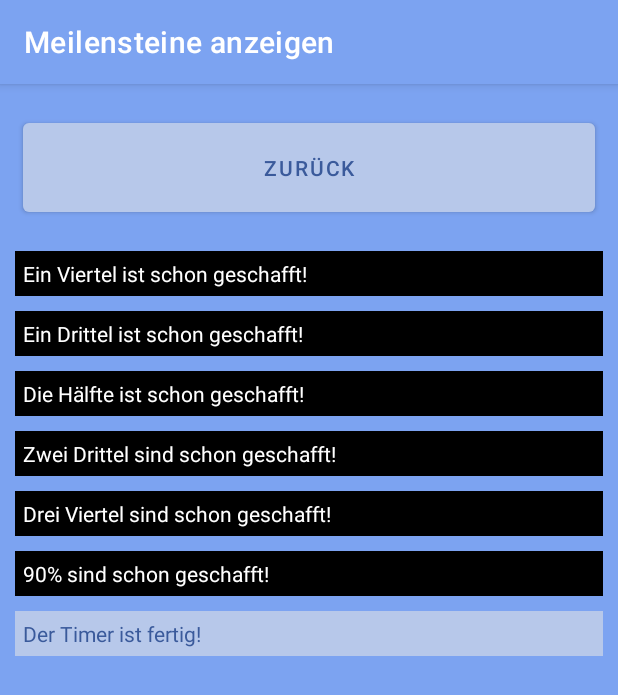
After one commit to Yerionimous2/JulyTimerReworked, an Android app: the mileStones screen opened through its navigation route, on a phone screen of 412 x 824 dp. The commit adds this screen. Shown: the top 695 px of the screen. Run offline under Robolectric (Android 15) with nearby library versions, the phone set to English and light mode, and no system bars; our stand-ins replace navigation-ui.

Commit message:
Fixed issue #6: Implemented showing Milestones

```diff
--- a/app/build.gradle
+++ b/app/build.gradle
@@ -10,8 +10,8 @@ android {
         applicationId "com.example.julytimerreworked"
         minSdk 24
         targetSdk 33
-        versionCode 5
-        versionName "2.3"
+        versionCode 6
+        versionName "2.4"
 
         testInstrumentationRunner "androidx.test.runner.AndroidJUnitRunner"
     }
--- a/app/src/main/java/com/example/julytimerreworked/FirstFragment.java
+++ b/app/src/main/java/com/example/julytimerreworked/FirstFragment.java
@@ -57,10 +57,10 @@ public class FirstFragment extends Fragment {
         }
     }
 
-    private void setColors(String[] ColorScheme) {
-        int buttonColor = Color.parseColor(ColorScheme[0]);
-        int textColor = Color.parseColor(ColorScheme[1]);
-        int backgroundColor = Color.parseColor(ColorScheme[2]);
+    private void setColors(String[] colorScheme) {
+        int buttonColor = Color.parseColor(colorScheme[0]);
+        int textColor = Color.parseColor(colorScheme[1]);
+        int backgroundColor = Color.parseColor(colorScheme[2]);
 
         Button btBack = view.findViewById(R.id.mainSettingsBack);
         Button btCustomizeShowTime = view.findViewById(R.id.mainSettingsTimeShow);
@@ -97,9 +97,11 @@ public class FirstFragment extends Fragment {
         Button btChangeDates = view.findViewById(R.id.mainSettingsChangeDates);
         Button btPickBackgroundImage = view.findViewById(R.id.mainSettingsChangeBackground);
         Button btReset = view.findViewById(R.id.mainSettingsReset);
+        Button btShowMileStones = view.findViewById(R.id.mainSettingsShowMilestones);
 
         btCustomizeShowTime.setOnClickListener(v -> Navigation.findNavController(v).navigate(R.id.action_FirstFragment_to_customizeShow));
         btChangeDates.setOnClickListener(v -> Navigation.findNavController(v).navigate(R.id.action_FirstFragment_to_changeDates));
+        btShowMileStones.setOnClickListener(v -> Navigation.findNavController(v).navigate(R.id.action_FirstFragment_to_mileStones));
         btBack.setOnClickListener((View) -> requireActivity().onBackPressed());
 
         btReset.setOnClickListener((View) -> {
--- /dev/null
+++ b/app/src/main/java/com/example/julytimerreworked/mileStones.java
@@ -0,0 +1,158 @@
+package com.example.julytimerreworked;
+
+import android.graphics.Color;
+import android.os.Bundle;
+import android.view.LayoutInflater;
+import android.view.View;
+import android.view.ViewGroup;
+import android.widget.Button;
+import android.widget.ImageView;
+import android.widget.TextView;
+
+import androidx.appcompat.app.ActionBar;
+import androidx.appcompat.app.AppCompatActivity;
+import androidx.constraintlayout.widget.ConstraintSet;
+import androidx.fragment.app.Fragment;
+
+import org.w3c.dom.Text;
+
+import java.util.Objects;
+
+public class mileStones extends Fragment {
+    View view;
+
+    @Override
+    public View onCreateView(
+            LayoutInflater inflater, ViewGroup container,
+            Bundle savedInstanceState
+    ) {
+        view = inflater.inflate(R.layout.show_milestones, container, false);
+        removeBackArrow();
+
+        JulyTimersave save = saveExec.load(view.getContext());
+
+        setButtonListeners();
+        setBackgroundImage(save);
+        changeColors(save);
+
+        return view;
+    }
+
+    private void removeBackArrow() {
+        ActionBar actionBar = ((AppCompatActivity) Objects.requireNonNull(getActivity())).getSupportActionBar();
+        if (actionBar != null) {
+            actionBar.setDisplayHomeAsUpEnabled(false);
+        }
+    }
+
+    private void setBackgroundImage(JulyTimersave save) {
+        ImageView background = view.findViewById(R.id.showMileStonesBackground);
+        background.setAlpha((float) 0.6);
+        if(save.getBackgroundImage() != null) {
+            background.setImageBitmap(save.getBackgroundImage());
+            background.setVisibility(View.VISIBLE);
+        } else {
+            background.setVisibility(View.INVISIBLE);
+        }
+    }
+
+    private void setButtonListeners() {
+        Button btBack = view.findViewById(R.id.showMileStonesBackButton);
+        btBack.setOnClickListener((View) -> requireActivity().onBackPressed());
+    }
+
+    private void changeColors(JulyTimersave save) {
+        if(save.getDarkMode()[2] == 0) {
+            if(timeExec.checkTime(save.getDarkMode())) {
+                setColors(save.getBrightColorScheme());
+            } else {
+                setColors(save.getDarkColorScheme());
+            }
+        }
+        if(save.getDarkMode()[2] == 1) {
+            setColors(save.getBrightColorScheme());
+        }
+        if(save.getDarkMode()[2] == 2) {
+            setColors(save.getDarkColorScheme());
+        }
+    }
+
+    private void setColors(String[]colorScheme) {
+        int buttonColor = Color.parseColor(colorScheme[0]);
+        int textColor = Color.parseColor(colorScheme[1]);
+        int backgroundColor = Color.parseColor(colorScheme[2]);
+
+        int doneButtonColor = Color.parseColor("#000000");
+        int doneTextColor = Color.parseColor("#FFFFFF"); //TODO: think hard about the colors.
+
+        JulyTimersave save = saveExec.load(view.getContext());
+        double percent = new xyzSet(save).getPercent();
+
+        Button btBack = view.findViewById(R.id.showMileStonesBackButton);
+
+        TextView oneQuarter = view.findViewById(R.id.showMileStoneOneQuarter);
+        TextView oneThird = view.findViewById(R.id.showMileStoneOneThird);
+        TextView oneHalf = view.findViewById(R.id.showMileStoneOneHalf);
+        TextView twoThirds = view.findViewById(R.id.showMileStoneTwoThirds);
+        TextView threeQuarter = view.findViewById(R.id.showMileStoneThreeQuarters);
+        TextView ninetyPercent = view.findViewById(R.id.showMileStoneNinetyPercent);
+        TextView done = view.findViewById(R.id.showMileStoneDone);
+
+        View background = view.findViewById(R.id.showMileStonesLayout);
+
+        btBack.setBackgroundColor(buttonColor);
+        btBack.setTextColor(textColor);
+
+        if(timeExec.done(percent, 25)) {
+            oneQuarter.setBackgroundColor(doneButtonColor);
+            oneQuarter.setTextColor(doneTextColor);
+        } else {
+            oneQuarter.setBackgroundColor(buttonColor);
+            oneQuarter.setTextColor(textColor);
+        }
+        if(timeExec.done(percent, 100/3)) {
+            oneThird.setBackgroundColor(doneButtonColor);
+            oneThird.setTextColor(doneTextColor);
+        } else {
+            oneThird.setBackgroundColor(buttonColor);
+            oneThird.setTextColor(textColor);
+        }
+        if(timeExec.done(percent, 50)) {
+            oneHalf.setBackgroundColor(doneButtonColor);
+            oneHalf.setTextColor(doneTextColor);
+        } else {
+            oneHalf.setBackgroundColor(buttonColor);
+            oneHalf.setTextColor(textColor);
+        }
+        if(timeExec.done(percent, 200/3)) {
+            twoThirds.setBackgroundColor(doneButtonColor);
+            twoThirds.setTextColor(doneTextColor);
+        } else {
+            twoThirds.setBackgroundColor(buttonColor);
+            twoThirds.setTextColor(textColor);
+        }
+        if(timeExec.done(percent, 75)) {
+            threeQuarter.setBackgroundColor(doneButtonColor);
+            threeQuarter.setTextColor(doneTextColor);
+        } else {
+            threeQuarter.setBackgroundColor(buttonColor);
+            threeQuarter.setTextColor(textColor);
+        }
+        if(timeExec.done(percent, 90)) {
+            ninetyPercent.setBackgroundColor(doneButtonColor);
+            ninetyPercent.setTextColor(doneTextColor);
+        } else {
+            ninetyPercent.setBackgroundColor(buttonColor);
+            ninetyPercent.setTextColor(textColor);
+        }
+        if(timeExec.done(percent, 100)) {
+            done.setBackgroundColor(doneButtonColor);
+            done.setTextColor(doneTextColor);
+        } else {
+            done.setBackgroundColor(buttonColor);
+            done.setTextColor(textColor);
+        }
+
+        background.setBackgroundColor(backgroundColor);
+    }
+}
--- a/app/src/main/java/com/example/julytimerreworked/timeExec.java
+++ b/app/src/main/java/com/example/julytimerreworked/timeExec.java
@@ -37,6 +37,10 @@ public class timeExec {
         return result;
     }
 
+    public static boolean done(double percent, double needed) {
+        return percent >= needed;
+    }
+
     public static long timestamp(String arg) throws ParseException {
         @SuppressLint("SimpleDateFormat") DateFormat df = new SimpleDateFormat("yyyy-MM-dd HH:mm:ss.SSS");
         return Objects.requireNonNull(df.parse(arg)).getTime();
--- a/app/src/main/java/com/example/julytimerreworked/xyzSet.java
+++ b/app/src/main/java/com/example/julytimerreworked/xyzSet.java
@@ -26,7 +26,7 @@ public class xyzSet {
         if (android.os.Build.VERSION.SDK_INT >= android.os.Build.VERSION_CODES.O) {
             dr = DateTimeFormatter.ofPattern("yyyy-MM-dd HH:mm:ss.SSS");
         }
-        LocalDateTime now = null;
+        LocalDateTime now;
         String nowString = null;
         if (android.os.Build.VERSION.SDK_INT >= android.os.Build.VERSION_CODES.O) {
             now = LocalDateTime.now(ZoneId.of("Europe/Berlin"));
--- /dev/null
+++ b/app/src/main/res/layout/show_milestones.xml
@@ -0,0 +1,145 @@
+<?xml version="1.0" encoding="utf-8"?>
+<androidx.constraintlayout.widget.ConstraintLayout xmlns:android="http://schemas.android.com/apk/res/android"
+    android:layout_width="match_parent"
+    xmlns:app="http://schemas.android.com/apk/res-auto"
+    xmlns:tools="http://schemas.android.com/tools"
+    android:id="@+id/showMileStonesLayout"
+    android:layout_height="match_parent">
+
+    <!-- Hintergrund ImageView -->
+    <ImageView
+        android:id="@+id/showMileStonesBackground"
+        android:layout_width="match_parent"
+        android:layout_height="match_parent"
+        android:scaleType="centerCrop" />
+
+    <!-- Knopf oben -->
+    <Button
+        android:id="@+id/showMileStonesBackButton"
+        android:layout_width="0dp"
+        android:layout_height="wrap_content"
+        android:text="@string/back"
+        app:layout_constraintTop_toTopOf="parent"
+        app:layout_constraintStart_toStartOf="parent"
+        android:layout_marginStart="15dp"
+        android:layout_marginEnd="15dp"
+        android:layout_marginTop="20dp"
+        android:layout_marginBottom="30dp"
+        android:paddingBottom="20dp"
+        android:paddingTop="20dp"
+        app:layout_constraintEnd_toEndOf="parent" />
+
+    <!-- TextViews darunter -->
+    <TextView
+        android:id="@+id/showMileStoneOneQuarter"
+        android:layout_width="0dp"
+        android:layout_height="wrap_content"
+        android:text="@string/oneQuarter"
+        android:layout_marginStart="10dp"
+        android:layout_marginEnd="10dp"
+        android:layout_marginTop="20dp"
+        android:paddingTop="5dp"
+        android:paddingBottom="5dp"
+        android:paddingLeft="5dp"
+        android:paddingRight="5dp"
+        app:layout_constraintTop_toBottomOf="@id/showMileStonesBackButton"
+        app:layout_constraintStart_toStartOf="parent"
+        app:layout_constraintEnd_toEndOf="parent" />
+
+    <TextView
+        android:id="@+id/showMileStoneOneThird"
+        android:layout_width="0dp"
+        android:layout_height="wrap_content"
+        android:text="@string/oneThird"
+        android:layout_marginStart="10dp"
+        android:layout_marginEnd="10dp"
+        android:layout_marginTop="10dp"
+        android:paddingTop="5dp"
+        android:paddingBottom="5dp"
+        android:paddingLeft="5dp"
+        android:paddingRight="5dp"
+        app:layout_constraintTop_toBottomOf="@id/showMileStoneOneQuarter"
+        app:layout_constraintStart_toStartOf="parent"
+        app:layout_constraintEnd_toEndOf="parent" />
+
+    <TextView
+        android:id="@+id/showMileStoneOneHalf"
+        android:layout_width="0dp"
+        android:layout_height="wrap_content"
+        android:text="@string/oneHalf"
+        android:layout_marginStart="10dp"
+        android:layout_marginEnd="10dp"
+        android:layout_marginTop="10dp"
+        android:paddingTop="5dp"
+        android:paddingBottom="5dp"
+        android:paddingLeft="5dp"
+        android:paddingRight="5dp"
+        app:layout_constraintTop_toBottomOf="@id/showMileStoneOneThird"
+        app:layout_constraintStart_toStartOf="parent"
+        app:layout_constraintEnd_toEndOf="parent" />
+
+    <TextView
+        android:id="@+id/showMileStoneTwoThirds"
+        android:layout_width="0dp"
+        android:layout_height="wrap_content"
+        android:text="@string/twoThirds"
+        android:layout_marginStart="10dp"
+        android:layout_marginEnd="10dp"
+        android:layout_marginTop="10dp"
+        android:paddingTop="5dp"
+        android:paddingBottom="5dp"
+        android:paddingLeft="5dp"
+        android:paddingRight="5dp"
+        app:layout_constraintTop_toBottomOf="@id/showMileStoneOneHalf"
+        app:layout_constraintStart_toStartOf="parent"
+        app:layout_constraintEnd_toEndOf="parent" />
+
+    <TextView
+        android:id="@+id/showMileStoneThreeQuarters"
+        android:layout_width="0dp"
+        android:layout_height="wrap_content"
+        android:text="@string/threeQuarters"
+        android:layout_marginStart="10dp"
+        android:layout_marginEnd="10dp"
+        android:layout_marginTop="10dp"
+        android:paddingTop="5dp"
+        android:paddingBottom="5dp"
+        android:paddingLeft="5dp"
+        android:paddingRight="5dp"
+        app:layout_constraintTop_toBottomOf="@id/showMileStoneTwoThirds"
+        app:layout_constraintStart_toStartOf="parent"
+        app:layout_constraintEnd_toEndOf="parent" />
+
+    <TextView
+        android:id="@+id/showMileStoneNinetyPercent"
+        android:layout_width="0dp"
+        android:layout_height="wrap_content"
+        android:text="@string/ninetyPercent"
+        android:layout_marginStart="10dp"
+        android:layout_marginEnd="10dp"
+        android:layout_marginTop="10dp"
+        android:paddingTop="5dp"
+        android:paddingBottom="5dp"
+        android:paddingLeft="5dp"
+        android:paddingRight="5dp"
+        app:layout_constraintTop_toBottomOf="@id/showMileStoneThreeQuarters"
+        app:layout_constraintStart_toStartOf="parent"
+        app:layout_constraintEnd_toEndOf="parent" />
+
+    <TextView
+        android:id="@+id/showMileStoneDone"
+        android:layout_width="0dp"
+        android:layout_height="wrap_content"
+        android:text="@string/allDone"
+        android:layout_marginStart="10dp"
+        android:layout_marginEnd="10dp"
+        android:layout_marginTop="10dp"
+        android:paddingTop="5dp"
+        android:paddingBottom="5dp"
+        android:paddingLeft="5dp"
+        android:paddingRight="5dp"
+        app:layout_constraintTop_toBottomOf="@id/showMileStoneNinetyPercent"
+        app:layout_constraintStart_toStartOf="parent"
+        app:layout_constraintEnd_toEndOf="parent" />
+
+</androidx.constraintlayout.widget.ConstraintLayout>
--- a/app/src/main/res/navigation/nav_graph.xml
+++ b/app/src/main/res/navigation/nav_graph.xml
@@ -16,6 +16,9 @@
         <action
             android:id="@+id/action_FirstFragment_to_changeDates"
             app:destination="@id/changeDates" />
+        <action
+            android:id="@+id/action_FirstFragment_to_mileStones"
+            app:destination="@id/mileStones" />
     </fragment>
 
     <fragment
@@ -37,4 +40,13 @@
             android:id="@+id/action_customizeShow_to_FirstFragment"
             app:destination="@id/FirstFragment"/>
     </fragment>
+    <fragment
+        android:id="@+id/mileStones"
+        android:name="com.example.julytimerreworked.mileStones"
+        android:label="@string/showMilestones"
+        tools:layout="@layout/show_milestones">
+        <action
+            android:id="@+id/action_mileStones_to_FirstFragment"
+            app:destination="@id/FirstFragment"/>
+    </fragment>
 </navigation>
--- a/app/src/main/res/values/strings.xml
+++ b/app/src/main/res/values/strings.xml
@@ -23,4 +23,13 @@
     <string name="settings_main_label">Einstellungen</string>
     <string name="changeDatesStartDateText">Startdatum:</string>
     <string name="changeDatesEndDateText">Enddatum:</string>
+
+    <!-- Strings used for Milestone-->
+    <string name="oneQuarter">Ein Viertel ist schon geschafft!</string>
+    <string name="oneThird">Ein Drittel ist schon geschafft!</string>
+    <string name="oneHalf">Die Hälfte ist schon geschafft!</string>
+    <string name="twoThirds">Zwei Drittel sind schon geschafft!</string>
+    <string name="threeQuarters">Drei Viertel sind schon geschafft!</string>
+    <string name="ninetyPercent">90% sind schon geschafft!</string>
+    <string name="allDone">Der Timer ist fertig!</string>
 </resources>
```
Also changed, not shown: 1 other file.
